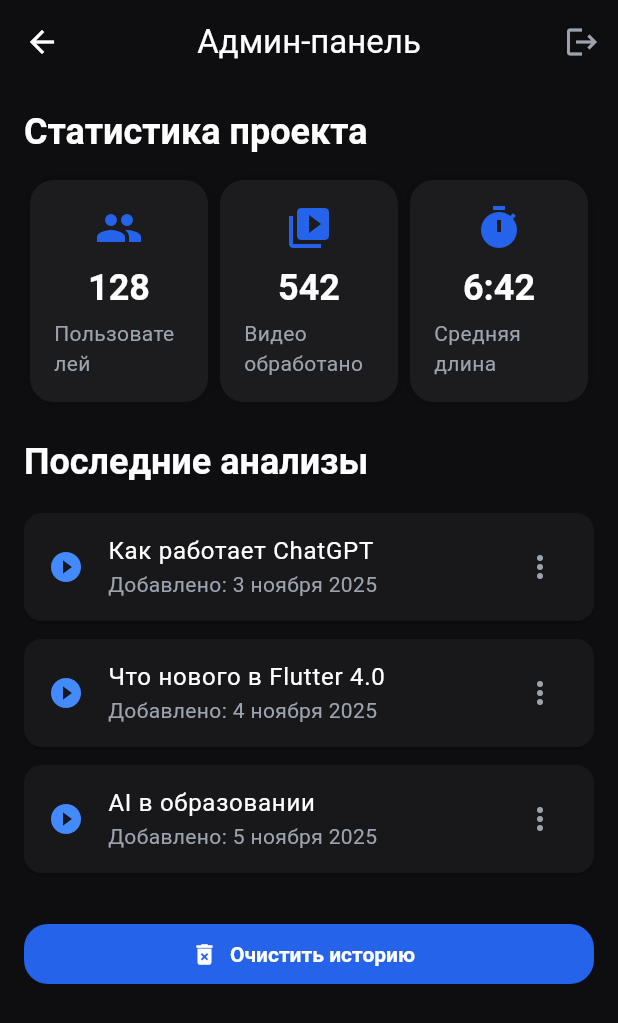
After one commit to omodotori/youtext_ai, a Flutter app: the AdminPage screen opened directly, on a phone screen of 412 x 824 dp. The commit adds this screen. Shown: the top 1023 px of the screen. Run offline on Flutter 3.47's test engine with Material 3 defaults, Android fonts, the phone set to English and light mode, and no system bars; our stand-ins replace firebase_auth, firebase_core, firebase_storage, google_sign_in, image_picker; accounts and stored records are empty.

Commit message:
Мои локальные изменения

```diff
--- a/lib/main.dart
+++ b/lib/main.dart
@@ -20,6 +20,8 @@ import 'pages/history_page.dart';
 import 'pages/home_page.dart';
 import 'pages/profile_page.dart';
 import 'pages/result_screen.dart';
+// import 'pages/admin_page.dart';
+
 
 
 
--- /dev/null
+++ b/lib/pages/admin_page.dart
@@ -0,0 +1,118 @@
+import 'package:flutter/material.dart';
+
+class AdminPage extends StatelessWidget {
+  const AdminPage({super.key});
+
+  @override
+  Widget build(BuildContext context) {
+    final theme = Theme.of(context);
+    return Scaffold(
+      appBar: AppBar(
+        title: const Text('Админ-панель'),
+        centerTitle: true,
+        actions: [
+          IconButton(
+            icon: const Icon(Icons.logout),
+            tooltip: 'Выйти из админки',
+            onPressed: () => Navigator.pop(context),
+          ),
+        ],
+      ),
+      body: Padding(
+        padding: const EdgeInsets.all(16),
+        child: ListView(
+          children: [
+            Text(
+              'Статистика проекта',
+              style: theme.textTheme.headlineSmall?.copyWith(
+                fontWeight: FontWeight.bold,
+              ),
+            ),
+            const SizedBox(height: 16),
+            // Карточки статистики
+            Row(
+              mainAxisAlignment: MainAxisAlignment.spaceBetween,
+              children: [
+                _buildStatCard('Пользователей', '128', Icons.people, theme),
+                _buildStatCard('Видео обработано', '542', Icons.video_library, theme),
+                _buildStatCard('Средняя длина', '6:42', Icons.timer, theme),
+              ],
+            ),
+            const SizedBox(height: 24),
+            Text(
+              'Последние анализы',
+              style: theme.textTheme.headlineSmall?.copyWith(
+                fontWeight: FontWeight.bold,
+              ),
+            ),
+            const SizedBox(height: 12),
+            _buildAnalysisTile('Как работает ChatGPT', '3 ноября 2025'),
+            _buildAnalysisTile('Что нового в Flutter 4.0', '4 ноября 2025'),
+            _buildAnalysisTile('AI в образовании', '5 ноября 2025'),
+            const SizedBox(height: 24),
+            FilledButton.icon(
+              onPressed: () {
+                ScaffoldMessenger.of(context).showSnackBar(
+                  const SnackBar(content: Text('История успешно очищена.')),
+                );
+              },
+              icon: const Icon(Icons.delete_forever),
+              label: const Text('Очистить историю'),
+            ),
+          ],
+        ),
+      ),
+    );
+  }
+
+  Widget _buildStatCard(String title, String value, IconData icon, ThemeData theme) {
+    return Expanded(
+      child: Container(
+        margin: const EdgeInsets.symmetric(horizontal: 4),
+        padding: const EdgeInsets.all(16),
+        decoration: BoxDecoration(
+          color: theme.colorScheme.surfaceContainerHighest,
+          borderRadius: BorderRadius.circular(16),
+          boxShadow: [
+            BoxShadow(
+              color: Colors.black.withValues(alpha: 0.2),
+              blurRadius: 8,
+            ),
+          ],
+        ),
+        child: Column(
+          children: [
+            Icon(icon, color: theme.colorScheme.primary, size: 32),
+            const SizedBox(height: 8),
+            Text(
+              value,
+              style: theme.textTheme.headlineSmall?.copyWith(
+                fontWeight: FontWeight.bold,
+              ),
+            ),
+            const SizedBox(height: 4),
+            Text(
+              title,
+              style: theme.textTheme.bodyMedium?.copyWith(
+                color: theme.colorScheme.onSurfaceVariant,
+              ),
+            ),
+          ],
+        ),
+      ),
+    );
+  }
+
+  Widget _buildAnalysisTile(String title, String date) {
+    return Card(
+      margin: const EdgeInsets.symmetric(vertical: 6),
+      child: ListTile(
+        leading: const Icon(Icons.play_circle_fill, color: Colors.blueAccent),
+        title: Text(title),
+        subtitle: Text('Добавлено: $date'),
+        trailing: const Icon(Icons.more_vert),
+        onTap: () {},
+      ),
+    );
+  }
+}
--- a/lib/pages/profile_page.dart
+++ b/lib/pages/profile_page.dart
@@ -5,6 +5,7 @@ import '../l10n.dart';
 import 'edit_profile_page.dart';
 import '../pages/auth/sign_in_page.dart';
 import '../pages/auth/sign_up_page.dart';
+import 'package:streamlit/pages/admin_page.dart';
 
 class ProfilePage extends StatelessWidget {
   const ProfilePage({
@@ -44,8 +45,8 @@ class ProfilePage extends StatelessWidget {
         ? user!.displayName
         : loc.t('youtext_user');
     final email = user?.email;
-    final initials =
-        (displayName.isNotEmpty ? displayName[0] : 'Y').toUpperCase();
+    final initials = (displayName.isNotEmpty ? displayName[0] : 'Y')
+        .toUpperCase();
 
     return ListView(
       key: const ValueKey('profile'),
@@ -143,6 +144,25 @@ class ProfilePage extends StatelessWidget {
           ),
         ),
         const SizedBox(height: 12),
+        const SizedBox(height: 12),
+        // Админ-кнопка (показать только для администратора)
+        if (user?.email == 'admin@gmail.com')
+          SizedBox(
+            width: double.infinity,
+            height: 48,
+            child: OutlinedButton.icon(
+              onPressed: () {
+                Navigator.push(
+                  context,
+                  MaterialPageRoute(builder: (context) => const AdminPage()),
+                );
+              },
+              icon: const Icon(Icons.admin_panel_settings_rounded),
+              label: const Text('Админ-панель'),
+            ),
+          ),
+
+        const SizedBox(height: 12),
         SizedBox(
           width: double.infinity,
           height: 48,
@@ -229,8 +249,6 @@ class ProfilePage extends StatelessWidget {
     );
   }
 
-
-
   Widget _historyAndAbout(ThemeData theme, AppLocalizations loc) {
     return Container(
       padding: const EdgeInsets.all(20),
@@ -244,29 +262,38 @@ class ProfilePage extends StatelessWidget {
           Row(
             crossAxisAlignment: CrossAxisAlignment.start,
             children: [
-              Icon(Icons.library_books_outlined,
-                  color: theme.colorScheme.primary),
+              Icon(
+                Icons.library_books_outlined,
+                color: theme.colorScheme.primary,
+              ),
               const SizedBox(width: 16),
               Expanded(
                 child: Column(
                   crossAxisAlignment: CrossAxisAlignment.start,
                   children: [
-                    Text(loc.t('saved_transcripts'),
-                        style: theme.textTheme.titleMedium
-                            ?.copyWith(fontWeight: FontWeight.w600)),
+                    Text(
+                      loc.t('saved_transcripts'),
+                      style: theme.textTheme.titleMedium?.copyWith(
+                        fontWeight: FontWeight.w600,
+                      ),
+                    ),
                     const SizedBox(height: 4),
                     Text(
                       loc.t('history_info'),
                       style: theme.textTheme.bodyMedium?.copyWith(
-                          color: theme.colorScheme.onSurfaceVariant),
+                        color: theme.colorScheme.onSurfaceVariant,
+                      ),
                     ),
                   ],
                 ),
               ),
               const SizedBox(width: 12),
-              Text(historyCount.toString(),
-                  style: theme.textTheme.titleMedium
-                      ?.copyWith(fontWeight: FontWeight.w700)),
+              Text(
+                historyCount.toString(),
+                style: theme.textTheme.titleMedium?.copyWith(
+                  fontWeight: FontWeight.w700,
+                ),
+              ),
             ],
           ),
           const SizedBox(height: 24),
```
